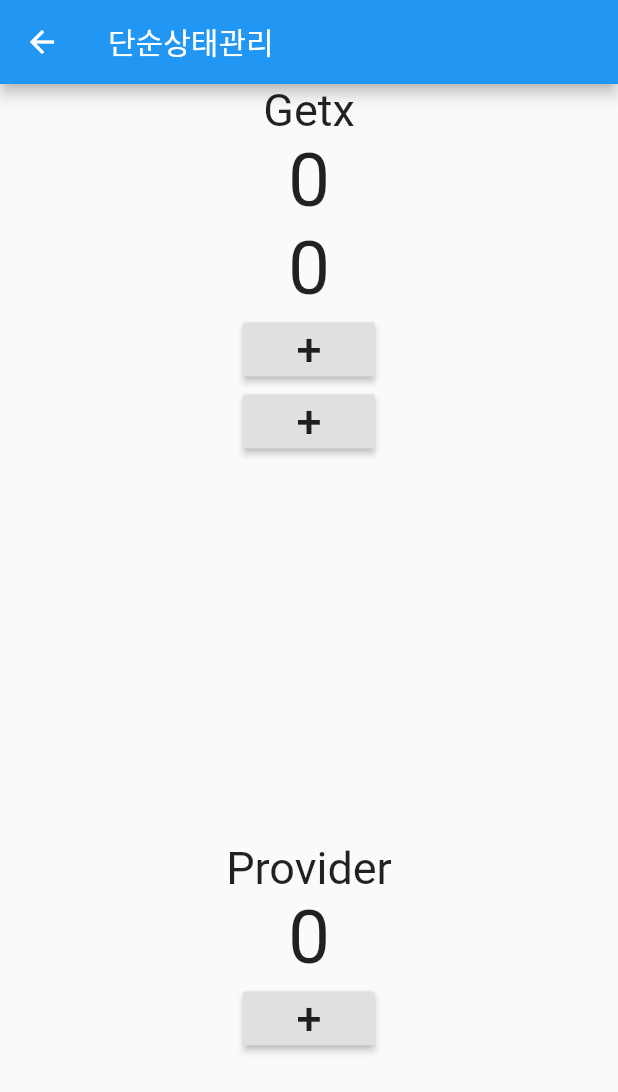
After one commit to s11verz/flutter_getX, a Flutter app: the screen it shows after launch, after a tap on "단순상태관리", on a phone screen of 412 x 824 dp. The commit adds this screen. Shown: the top 1092 px of the screen. Run offline on Flutter 3.47's test engine with Material 2 defaults, Android fonts, the phone set to English and light mode, and no system bars; our stand-ins replace get.

Commit message:
단순 상태 관리 getX or provider

```diff
--- /dev/null
+++ b/lib/src/controller/count_controller_with_getx.dart
@@ -0,0 +1,10 @@
+import 'package:flutter/cupertino.dart';
+import 'package:get/get.dart';
+
+class CountControllerWithGetX extends GetxController{
+  int count=0;
+  void increase(String id){
+    count++;
+    update([id]);
+  }
+}
--- /dev/null
+++ b/lib/src/controller/count_controller_with_provider.dart
@@ -0,0 +1,10 @@
+import 'package:flutter/cupertino.dart';
+
+class CountControllerWithProvider extends ChangeNotifier{
+
+  int count=0;
+  void increase(){
+    count++;
+    notifyListeners();
+  }
+}
--- a/lib/src/home.dart
+++ b/lib/src/home.dart
@@ -1,6 +1,7 @@
 // ignore_for_file: prefer_const_constructors
 import 'package:flutter/material.dart';
 import 'package:flutter_getx/src/pages/normal/first.dart';
+import 'package:flutter_getx/src/pages/simple_state_manage_page.dart';
 import 'package:get/get.dart';
 
 class Home extends StatelessWidget {
@@ -40,6 +41,12 @@ class Home extends StatelessWidget {
                 Get.toNamed("/user/123?name=은지&age=26");
               },
               child: Text('동적 url'),
+            ),
+            RaisedButton(
+              onPressed: () {
+                Get.to(SimpleStateManagePage());
+              },
+              child: Text('단순상태관리'),
             )
           ],
         ),
--- /dev/null
+++ b/lib/src/pages/simple_state_manage_page.dart
@@ -0,0 +1,39 @@
+// ignore_for_file: prefer_const_constructors
+import 'package:flutter/material.dart';
+import 'package:flutter_getx/src/controller/count_controller_with_getx.dart';
+import 'package:flutter_getx/src/controller/count_controller_with_provider.dart';
+import 'package:flutter_getx/src/pages/state/with_getx.dart';
+import 'package:flutter_getx/src/pages/state/with_provider.dart';
+import 'package:get/get_core/src/get_main.dart';
+import 'package:get/get_instance/src/extension_instance.dart';
+import 'package:provider/provider.dart';
+
+class SimpleStateManagePage extends StatelessWidget {
+  const SimpleStateManagePage({Key? key}) : super(key: key);
+
+  @override
+  Widget build(BuildContext context) {
+
+    Get.put(CountControllerWithGetX());
+
+    return Scaffold(
+      appBar: AppBar(
+        title: Text('단순상태관리'),
+      ),
+      body: Center(
+        child: Column(
+          mainAxisAlignment: MainAxisAlignment.center,
+          children: [
+            Expanded(child: WithGetX()),
+            Expanded(
+                child: ChangeNotifierProvider<CountControllerWithProvider>(
+                    create: (_) => CountControllerWithProvider(),
+                    child: WithProvider()
+                )
+            )
+          ],
+        ),
+      ),
+    );
+  }
+}
--- /dev/null
+++ b/lib/src/pages/state/with_getx.dart
@@ -0,0 +1,56 @@
+// ignore_for_file: prefer_const_constructors
+import 'package:flutter/material.dart';
+import 'package:flutter_getx/src/controller/count_controller_with_getx.dart';
+import 'package:get/get.dart';
+
+class WithGetX extends StatelessWidget {
+  WithGetX({Key? key}) : super(key: key);
+
+  CountControllerWithGetX _controllerWithGetX =
+      Get.put(CountControllerWithGetX());
+
+  Widget _button(String id) {
+    return RaisedButton(
+        child: Text(
+          "+",
+          style: TextStyle(fontSize: 30),
+        ),
+        onPressed: () {
+          _controllerWithGetX.increase(id);
+        });
+  }
+
+  @override
+  Widget build(BuildContext context) {
+    return Center(
+      child: Column(
+        children: [
+          Text(
+            "Getx",
+            style: TextStyle(fontSize: 30),
+          ),
+          GetBuilder<CountControllerWithGetX>(
+            id: "first",
+            builder: (controller) {
+              return Text(
+                "${controller.count}",
+                style: TextStyle(fontSize: 50),
+              );
+            },
+          ),
+          GetBuilder<CountControllerWithGetX>(
+            id: "second",
+            builder: (controller) {
+              return Text(
+                "${controller.count}",
+                style: TextStyle(fontSize: 50),
+              );
+            },
+          ),
+          _button("first"),
+          _button("second"),
+        ],
+      ),
+    );
+  }
+}
--- /dev/null
+++ b/lib/src/pages/state/with_provider.dart
@@ -0,0 +1,38 @@
+// ignore_for_file: prefer_const_constructors
+import 'package:flutter/material.dart';
+import 'package:flutter_getx/src/controller/count_controller_with_provider.dart';
+import 'package:provider/provider.dart';
+
+class WithProvider extends StatelessWidget {
+  const WithProvider({Key? key}) : super(key: key);
+
+  @override
+  Widget build(BuildContext context) {
+    return Center(
+      child: Column(
+        mainAxisAlignment: MainAxisAlignment.center,
+        children: [
+          Text(
+            "Provider",
+            style: TextStyle(fontSize: 30),
+          ),
+          Consumer<CountControllerWithProvider>(builder: (_, snapshot, child) {
+            return Text(
+              "${snapshot.count}",
+              style: TextStyle(fontSize: 50),
+            );
+          }),
+          RaisedButton(
+              child: Text(
+                "+",
+                style: TextStyle(fontSize: 30),
+              ),
+              onPressed: () {
+                Provider.of(context)<CountControllerWithProvider>(context, listen:false).increase();
+              }
+              )
+        ],
+      ),
+    );
+  }
+}
--- a/pubspec.yaml
+++ b/pubspec.yaml
@@ -35,6 +35,7 @@ dependencies:
   # Use with the CupertinoIcons class for iOS style icons.
   cupertino_icons: ^1.0.2
   get: ^4.6.1
+  provider: ^6.0.2
 
 dev_dependencies:
   flutter_test:
```
Also changed, not shown: pubspec.lock.
